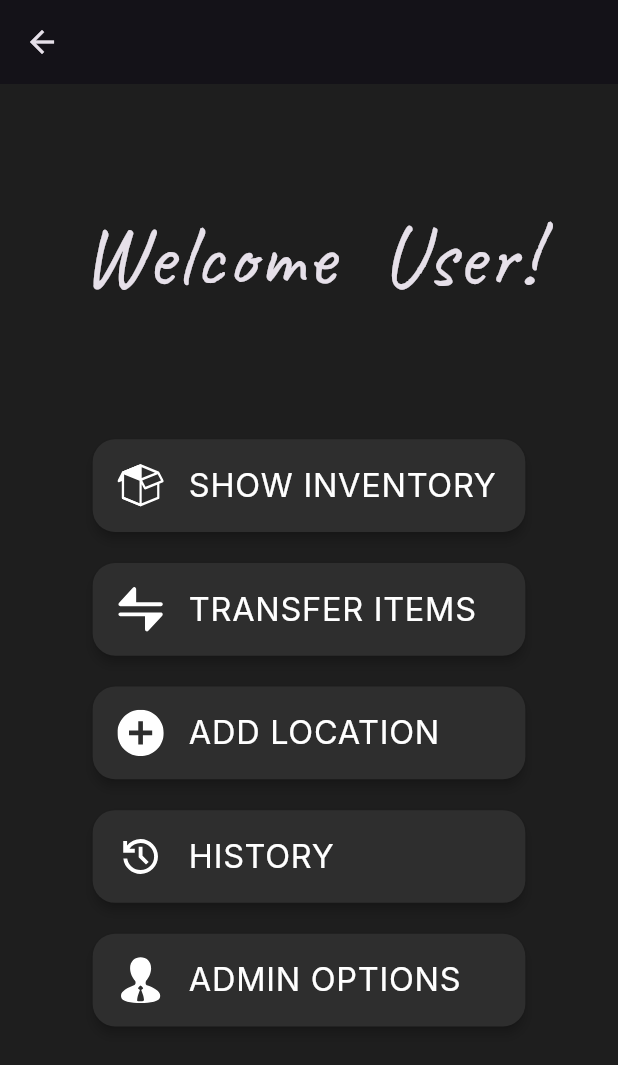
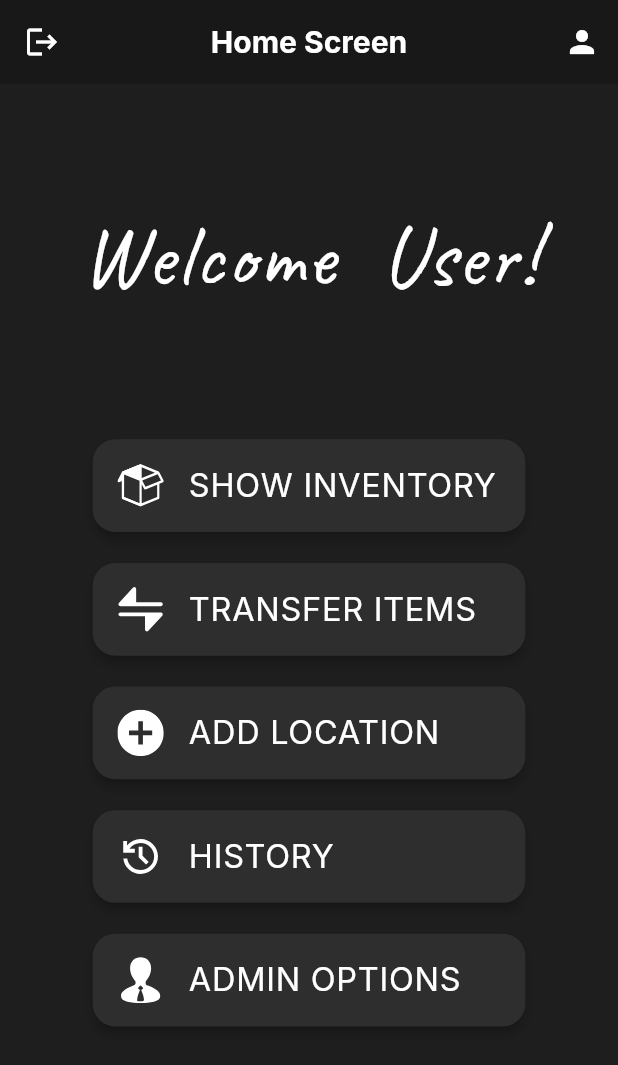
Before and after one commit to MananJain525/Inventory_management, a Flutter app: the Dashboard screen opened directly, on a phone screen of 412 x 824 dp. Shown: the top 1065 px of the screen. Run offline on Flutter 3.47's test engine with Material 3 defaults, Android fonts, the phone set to English and light mode, and no system bars; our stand-ins replace flutter_svg.

Commit message:
Update Dashboard.dart

```diff
--- a/lib/screens/Dashboard.dart
+++ b/lib/screens/Dashboard.dart
@@ -4,16 +4,50 @@ import 'package:inventory_management_system/functions/Show_Inventory.dart';
 import 'package:inventory_management_system/functions/Transfer_Inventory.dart';
 import 'package:inventory_management_system/functions/Add_Location.dart';
 import 'package:inventory_management_system/screens/Password_Screen.dart';
+import 'package:inventory_management_system/screens/Startup.dart';
 
-
-class Dashboard extends StatelessWidget{
+class Dashboard extends StatelessWidget {
   const Dashboard({super.key});
 
+  @override
   Widget build(BuildContext context) {
     double screenWidth = MediaQuery.of(context).size.width;
+
     return Scaffold(
-      backgroundColor: Color(0xFF1E1E1E),
-      appBar: AppBar(),
+      backgroundColor: const Color(0xFF1E1E1E),
+      appBar: AppBar(
+        backgroundColor: const Color(0xFF181818),
+        automaticallyImplyLeading: false,
+        leading: IconButton(
+          icon: const Icon(Icons.logout, color: Colors.white),
+          onPressed: () {
+            // Navigate to StartUp and clear the stack
+            Navigator.pushAndRemoveUntil(
+              context,
+              MaterialPageRoute(builder: (context) => const StartUp()),
+              (route) => false,
+            );
+          },
+        ),
+        title: const Text(
+          'Home Screen',
+          style: TextStyle(
+            fontFamily: 'Inter',
+            fontSize: 20,
+            fontWeight: FontWeight.w600,
+            color: Colors.white,
+          ),
+        ),
+        centerTitle: true,
+        actions: [
+          IconButton(
+            icon: const Icon(Icons.person, color: Colors.white),
+            onPressed: () {
+              // Placeholder for future profile action
+            },
+          ),
+        ],
+      ),
       body: Center(
         child: Column(
           children: [
@@ -21,12 +55,13 @@ class Dashboard extends StatelessWidget{
             SizedBox(
               height: screenWidth * 0.2,
               width: screenWidth * 0.8,
-              child: FittedBox(
+              child: const FittedBox(
                 fit: BoxFit.contain,
                 child: Text(
                   'Welcome  User!',
                   style: TextStyle(
-                    fontFamily: 'Caveat'
+                    fontFamily: 'Caveat',
+                    color: Colors.white,
                   ),
                 ),
               ),
@@ -34,49 +69,49 @@ class Dashboard extends StatelessWidget{
             SizedBox(height: screenWidth * 0.175),
             DashboardButton(
               iconPath: 'assets/icons/show_inventory.svg',
-                label: "SHOW INVENTORY" ,
-                onPressed: (){
+              label: "SHOW INVENTORY",
+              onPressed: () {
                 Navigator.push(
                   context,
                   MaterialPageRoute(builder: (context) => const ShowInventory()),
                 );
-                }
-            ), //Show Inventory
+              },
+            ),
             DashboardButton(
               iconPath: 'assets/icons/transfer_items.svg',
-                label: "TRANSFER ITEMS" ,
-                onPressed: (){
+              label: "TRANSFER ITEMS",
+              onPressed: () {
                 Navigator.push(
                   context,
                   MaterialPageRoute(builder: (context) => const TransferInventory()),
                 );
-                }
-            ), //Transfer Items
+              },
+            ),
             DashboardButton(
               iconPath: 'assets/icons/add_location.svg',
-                label: "ADD LOCATION" ,
-                onPressed: (){
+              label: "ADD LOCATION",
+              onPressed: () {
                 Navigator.push(
                   context,
                   MaterialPageRoute(builder: (context) => const AddLoc()),
                 );
-                }
-            ), //Add Location
+              },
+            ),
             DashboardButton(
               iconPath: 'assets/icons/history.svg',
-                label: "HISTORY" ,
-                onPressed: (){}
-            ), //History
+              label: "HISTORY",
+              onPressed: () {},
+            ),
             DashboardButton(
               iconPath: 'assets/icons/admin_options.svg',
-                label: "ADMIN OPTIONS" ,
-                onPressed: (){
+              label: "ADMIN OPTIONS",
+              onPressed: () {
                 Navigator.push(
                   context,
                   MaterialPageRoute(builder: (context) => const PasswordScreen()),
                 );
-                }
-            ), //Admin Options
+              },
+            ),
           ],
         ),
       ),
```
Lines whose indentation alone changed are shown as unchanged.
